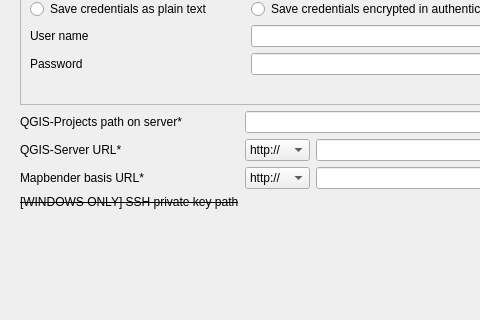
This is dialogs/ui/server_config_dialog.ui in WhereGroup/qgis2mapbender as Qt 5 draws it before an edit; both pictures show x 0 to 480 and y 127 to 447 of the 868 by 672 pixel window. The edited form follows.
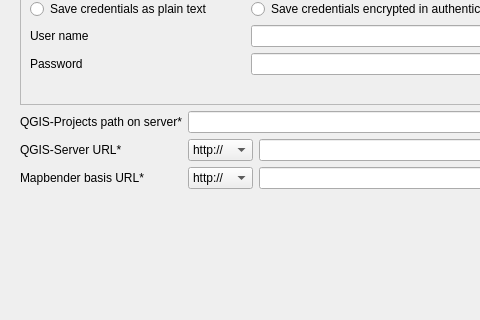
This is the edited form. Icons and pictures are not drawn. Custom widgets are drawn as their Qt base class.

Commit message: delete windows only ssh private key from server_config_dialog.py and related code

```diff
--- a/dialogs/ui/server_config_dialog.ui
+++ b/dialogs/ui/server_config_dialog.ui
@@ -225,21 +225,6 @@
             </item>
            </layout>
           </item>
-          <item row="3" column="0">
-           <widget class="QLabel" name="winPKPathLabel">
-            <property name="font">
-             <font>
-              <strikeout>true</strikeout>
-             </font>
-            </property>
-            <property name="text">
-             <string>[WINDOWS ONLY] SSH private key path</string>
-            </property>
-           </widget>
-          </item>
-          <item row="3" column="1">
-           <widget class="QgsFileWidget" name="winPKFileWidget"/>
-          </item>
          </layout>
         </item>
        </layout>
@@ -303,11 +288,6 @@
   </layout>
  </widget>
  <customwidgets>
-  <customwidget>
-   <class>QgsFileWidget</class>
-   <extends>QWidget</extends>
-   <header>qgsfilewidget.h</header>
-  </customwidget>
   <customwidget>
    <class>QgsPasswordLineEdit</class>
    <extends>QLineEdit</extends>
```
Left out of the diff: 1 changed line with no effect on the pictures. The commit also changes 2 other files.
